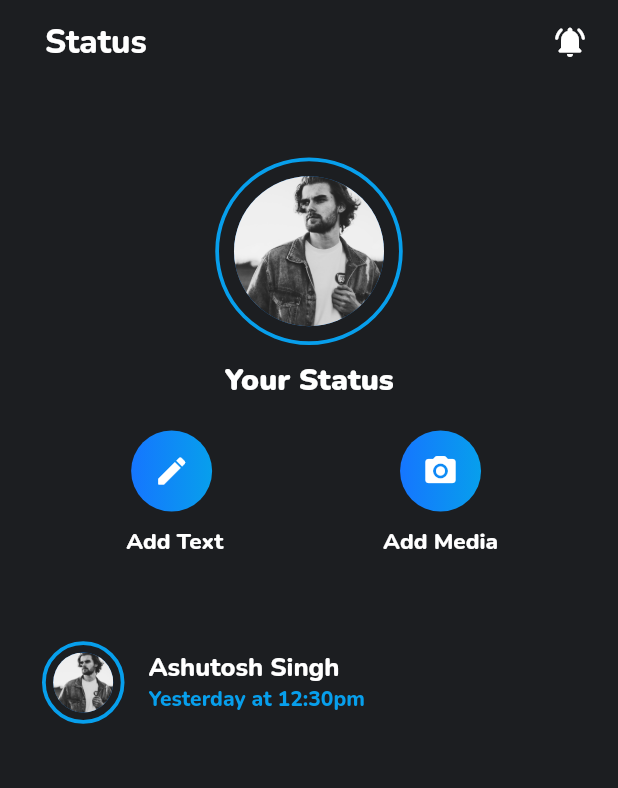
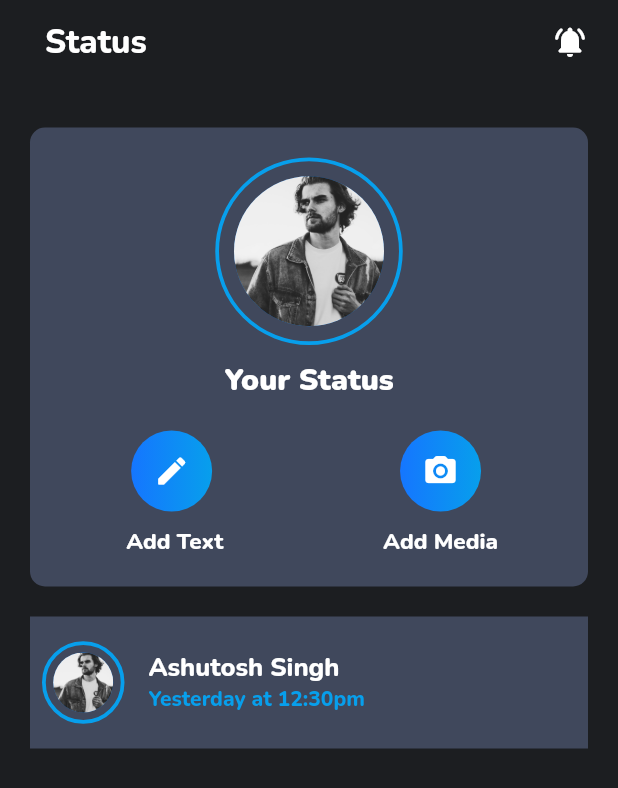
Before and after one commit to yogesh-hackx/Unknown_startup, a Flutter app: the StatusScreen screen opened directly, on a phone screen of 412 x 824 dp. Shown: the top 788 px of the screen. Run offline on Flutter 3.47's test engine with Material 2 defaults, Android fonts, the light colour scheme and no system bars; our stand-ins replace animated_theme_switcher, badges, cached_network_image, chewie, cloud_firestore, file_picker and 16 more; missing offline and left inert: agora_rtc_engine, chat_pickers, flutter_downloader, video_compress, video_thumbnail; accounts and stored records are empty.

Commit message:
status theme changed

```diff
--- a/lib/screens/status_screen.dart
+++ b/lib/screens/status_screen.dart
@@ -18,14 +18,14 @@ class StatusScreen extends StatefulWidget {
   _StatusScreenState createState() => _StatusScreenState();
 }
 
-class _StatusScreenState extends State<StatusScreen> with AutomaticKeepAliveClientMixin{
-
+class _StatusScreenState extends State<StatusScreen>
+    with AutomaticKeepAliveClientMixin {
   bool get wantKeepAlive => true;
 
   final _auth = FirebaseMethods().auth;
   final videoExtensions = ["mp4"];
   final imageExtensions = ["png", "jpeg", "jpg"];
-  bool sending=false;
+  bool sending = false;
 
   StreamSubscription isSending;
 
@@ -56,31 +56,29 @@ class _StatusScreenState extends State<StatusScreen> with AutomaticKeepAliveClie
           mediaFile.absolute.path, targetPath,
           quality: 25);
       UploadTask taskSnapshot;
-      taskSnapshot = await Navigator.of(context).push(MaterialPageRoute(builder: (context) {
+      taskSnapshot = await Navigator.of(context)
+          .push(MaterialPageRoute(builder: (context) {
         return ImageStatus(file: result);
       }));
       Toast.show("sending..", context);
       isSending = taskSnapshot.snapshotEvents.listen((event) {
         print(event.state);
-        if(event.state == TaskState.running){
+        if (event.state == TaskState.running) {
           setState(() {
             sending = true;
           });
-        }
-        else if(event.state == TaskState.success){
+        } else if (event.state == TaskState.success) {
           setState(() {
-            sending= false;
+            sending = false;
           });
-        }
-        else if(event.state == TaskState.error){
+        } else if (event.state == TaskState.error) {
           setState(() {
             sending = false;
           });
         }
       });
-
-      }
     }
+  }
 
   @override
   Widget build(BuildContext context) {
@@ -119,7 +117,7 @@ class _StatusScreenState extends State<StatusScreen> with AutomaticKeepAliveClie
             margin: const EdgeInsets.all(20),
             padding: const EdgeInsets.all(20),
             decoration: BoxDecoration(
-              color: Theme.of(context).appBarTheme.color,
+              color: Theme.of(context).cardTheme.color,
               borderRadius: BorderRadius.circular(10),
             ),
             child: StreamBuilder(
@@ -166,7 +164,12 @@ class _StatusScreenState extends State<StatusScreen> with AutomaticKeepAliveClie
                           style: Theme.of(context).textTheme.caption,
                         ),
                       ),
-                      sending?Text("sending..."):Container(width: 0,height: 0,),
+                      sending
+                          ? Text("sending...")
+                          : Container(
+                              width: 0,
+                              height: 0,
+                            ),
                       Container(
                         margin: EdgeInsets.only(left: 40, right: 40, top: 20),
                         child: Row(
@@ -253,123 +256,6 @@ class _StatusScreenState extends State<StatusScreen> with AutomaticKeepAliveClie
                     ],
                   );
                 }
-
-                return Column(
-                  children: [
-                    GestureDetector(
-                      onTap: () {
-                        Navigator.push(context,
-                            MaterialPageRoute(builder: (context) {
-                          return Status(userId: _auth.currentUser.uid);
-                        }));
-                      },
-                      child: Container(
-                        padding: const EdgeInsets.all(10),
-                        decoration: BoxDecoration(
-                            shape: BoxShape.circle,
-                            border: Border.all(
-                                color: Color.fromRGBO(109, 175, 254, 1),
-                                width: 2.5)),
-                        child: const CircleAvatar(
-                          radius: 50,
-                          backgroundImage: const AssetImage(
-                              "assets/images/pexels-sindre-strøm-1040880.jpg"),
-                        ),
-                      ),
-                    ),
-                    Container(
-                      margin: EdgeInsets.only(top: 10),
-                      child: Text(
-                        "Your Status",
-                        style: Theme.of(context).textTheme.caption,
-                      ),
-                    ),
-                    sending?Text("sending..."):Container(width: 0,height: 0,),
-                    Container(
-                      margin: EdgeInsets.only(left: 40, right: 40, top: 20),
-                      child: Row(
-                        mainAxisAlignment: MainAxisAlignment.spaceBetween,
-                        children: [
-                          Column(
-                            children: [
-                              GestureDetector(
-                                onTap: () {
-                                  Navigator.push(context,
-                                      MaterialPageRoute(builder: (context) {
-                                    return TextStatus();
-                                  }));
-                                },
-                                child: Container(
-                                  padding: EdgeInsets.all(15),
-                                  decoration: BoxDecoration(
-                                    shape: BoxShape.circle,
-                                    gradient: LinearGradient(
-                                      colors: [
-                                        Theme.of(context)
-                                            .bannerTheme
-                                            .backgroundColor,
-                                        Theme.of(context)
-                                            .floatingActionButtonTheme
-                                            .backgroundColor
-                                      ],
-                                    ),
-                                  ),
-                                  child: Icon(
-                                    Icons.create_rounded,
-                                    color: Colors.white,
-                                  ),
-                                ),
-                              ),
-                              Container(
-                                margin: EdgeInsets.only(top: 10),
-                                child: Text(
-                                  " Add Text",
-                                  style: Theme.of(context).textTheme.button,
-                                ),
-                              ),
-                            ],
-                          ),
-                          Column(
-                            children: [
-                              GestureDetector(
-                                onTap: () async {
-                                  await chooseMedia(context);
-                                },
-                                child: Container(
-                                  padding: EdgeInsets.all(15),
-                                  decoration: BoxDecoration(
-                                    borderRadius: BorderRadius.circular(1000),
-                                    gradient: LinearGradient(
-                                      colors: [
-                                        Theme.of(context)
-                                            .bannerTheme
-                                            .backgroundColor,
-                                        Theme.of(context)
-                                            .floatingActionButtonTheme
-                                            .backgroundColor
-                                      ],
-                                    ),
-                                  ),
-                                  child: Icon(
-                                    Icons.camera_alt_rounded,
-                                    color: Colors.white,
-                                  ),
-                                ),
-                              ),
-                              Container(
-                                margin: const EdgeInsets.only(top: 10),
-                                child: Text(
-                                  "Add Media",
-                                  style: Theme.of(context).textTheme.button,
-                                ),
-                              ),
-                            ],
-                          )
-                        ],
-                      ),
-                    )
-                  ],
-                );
               },
             ),
           ),
@@ -378,7 +264,7 @@ class _StatusScreenState extends State<StatusScreen> with AutomaticKeepAliveClie
             child: ClipRRect(
               borderRadius: BorderRadius.circular(5),
               child: ListTile(
-                tileColor: Theme.of(context).appBarTheme.color,
+                tileColor: Theme.of(context).cardTheme.color,
                 contentPadding: EdgeInsets.all(8),
                 leading: Container(
                   padding: const EdgeInsets.all(5),
--- a/lib/widgets/text_status.dart
+++ b/lib/widgets/text_status.dart
@@ -1,6 +1,5 @@
 import 'package:application_unknown/firebase/FirebaseMethods.dart';
 import 'package:cloud_firestore/cloud_firestore.dart';
-import 'package:firebase_storage/firebase_storage.dart';
 import 'package:flutter/material.dart';
 import 'package:google_fonts/google_fonts.dart';
 import 'package:toast/toast.dart';
@@ -17,7 +16,8 @@ class _TextStatusState extends State<TextStatus> {
   addStatus() async {
     focusNode.unfocus();
     final statusTime = DateTime.now();
-    Toast.show("Sending...",context,duration: Toast.LENGTH_LONG,gravity:  Toast.BOTTOM);
+    Toast.show("Sending...", context,
+        duration: Toast.LENGTH_LONG, gravity: Toast.BOTTOM);
     final statusInfoMap = {
       "caption": textStatus.text.trim(),
       "media": "",
@@ -33,8 +33,6 @@ class _TextStatusState extends State<TextStatus> {
         .createStatus(_auth.currentUser.uid, statusInfoMap);
     QuerySnapshot querySnapshot =
         await FirebaseMethods().getStatus(_auth.currentUser.uid);
-
-
 
     int numberOfStatus = querySnapshot.size;
 
```
